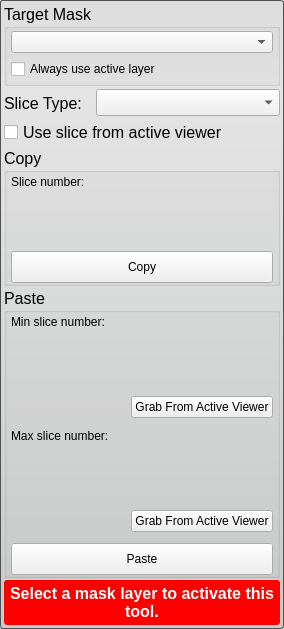
This is src/Interface/ToolInterface/ClipboardToolInterface.ui in SCIInstitute/Seg3D as Qt 5 draws it before an edit. The edited form follows.
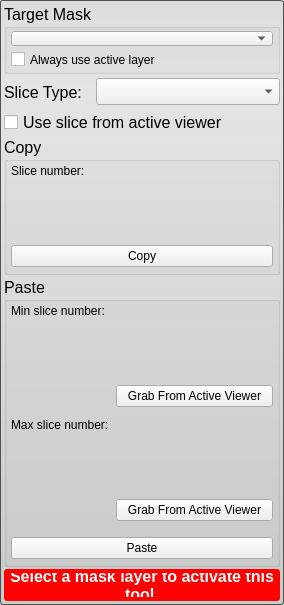
This is the edited form. Custom widgets are drawn as their Qt base class.

Commit message: updates to the Cmake files to remove warnings on Externals updated the SingleTargetTool so that it can handle setting the validity properly for tools and filters that have more than one required combobox. updated all the tool and filter UI's

Diff of the .ui file:
```diff
--- a/src/Interface/ToolInterface/ClipboardToolInterface.ui
+++ b/src/Interface/ToolInterface/ClipboardToolInterface.ui
@@ -7,7 +7,7 @@
     <x>0</x>
     <y>0</y>
     <width>284</width>
-    <height>629</height>
+    <height>586</height>
    </rect>
   </property>
   <property name="font">
@@ -34,6 +34,18 @@
    </property>
    <item>
     <widget class="QGroupBox" name="target_groupbox_">
+     <property name="minimumSize">
+      <size>
+       <width>0</width>
+       <height>70</height>
+      </size>
+     </property>
+     <property name="maximumSize">
+      <size>
+       <width>16777215</width>
+       <height>70</height>
+      </size>
+     </property>
      <property name="title">
       <string>Target Mask</string>
      </property>
@@ -93,7 +105,13 @@
      <property name="minimumSize">
       <size>
        <width>0</width>
-       <height>30</height>
+       <height>32</height>
+      </size>
+     </property>
+     <property name="maximumSize">
+      <size>
+       <width>16777215</width>
+       <height>32</height>
       </size>
      </property>
      <layout class="QHBoxLayout" name="horizontalLayout_3" stretch="1,2">
@@ -111,14 +129,7 @@
        </widget>
       </item>
       <item>
-       <widget class="QComboBox" name="slice_type_">
-        <property name="sizePolicy">
-         <sizepolicy hsizetype="Ignored" vsizetype="Fixed">
-          <horstretch>0</horstretch>
-          <verstretch>0</verstretch>
-         </sizepolicy>
-        </property>
-       </widget>
+       <widget class="QComboBox" name="slice_type_"/>
       </item>
      </layout>
     </widget>
@@ -179,7 +190,13 @@
         <property name="minimumSize">
          <size>
           <width>0</width>
-          <height>30</height>
+          <height>32</height>
+         </size>
+        </property>
+        <property name="maximumSize">
+         <size>
+          <width>16777215</width>
+          <height>32</height>
          </size>
         </property>
         <layout class="QHBoxLayout" name="horizontalLayout_5">
@@ -191,12 +208,6 @@
          </property>
          <item>
           <widget class="QPushButton" name="copy_button_">
-           <property name="minimumSize">
-            <size>
-             <width>0</width>
-             <height>32</height>
-            </size>
-           </property>
            <property name="text">
             <string>Copy</string>
            </property>
@@ -263,7 +274,13 @@
           <height>32</height>
          </size>
         </property>
-        <layout class="QHBoxLayout" name="horizontalLayout_8">
+        <property name="maximumSize">
+         <size>
+          <width>16777215</width>
+          <height>32</height>
+         </size>
+        </property>
+        <layout class="QHBoxLayout" name="horizontalLayout_8" stretch="2,3">
          <property name="margin">
           <number>0</number>
          </property>
@@ -315,7 +332,7 @@
           <height>32</height>
          </size>
         </property>
-        <layout class="QHBoxLayout" name="horizontalLayout_6">
+        <layout class="QHBoxLayout" name="horizontalLayout_6" stretch="2,3">
          <property name="margin">
           <number>0</number>
          </property>
@@ -350,6 +367,12 @@
           <height>32</height>
          </size>
         </property>
+        <property name="maximumSize">
+         <size>
+          <width>16777215</width>
+          <height>32</height>
+         </size>
+        </property>
         <layout class="QHBoxLayout" name="horizontalLayout_4">
          <property name="spacing">
           <number>0</number>
@@ -359,12 +382,6 @@
          </property>
          <item>
           <widget class="QPushButton" name="paste_button_">
-           <property name="minimumSize">
-            <size>
-             <width>0</width>
-             <height>32</height>
-            </size>
-           </property>
            <property name="text">
             <string>Paste</string>
            </property>
@@ -384,6 +401,12 @@
        <height>32</height>
       </size>
      </property>
+     <property name="maximumSize">
+      <size>
+       <width>16777215</width>
+       <height>32</height>
+      </size>
+     </property>
      <property name="styleSheet">
       <string notr="true">QLabel#message_{
   color: white;
```
The commit also changes 34 other files.
